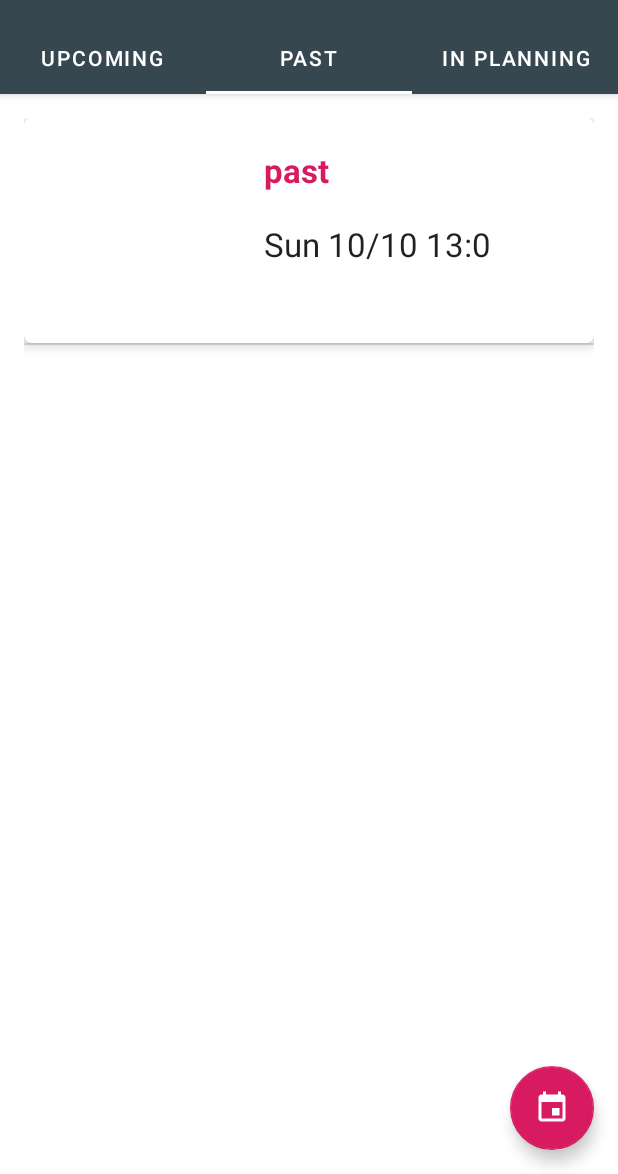
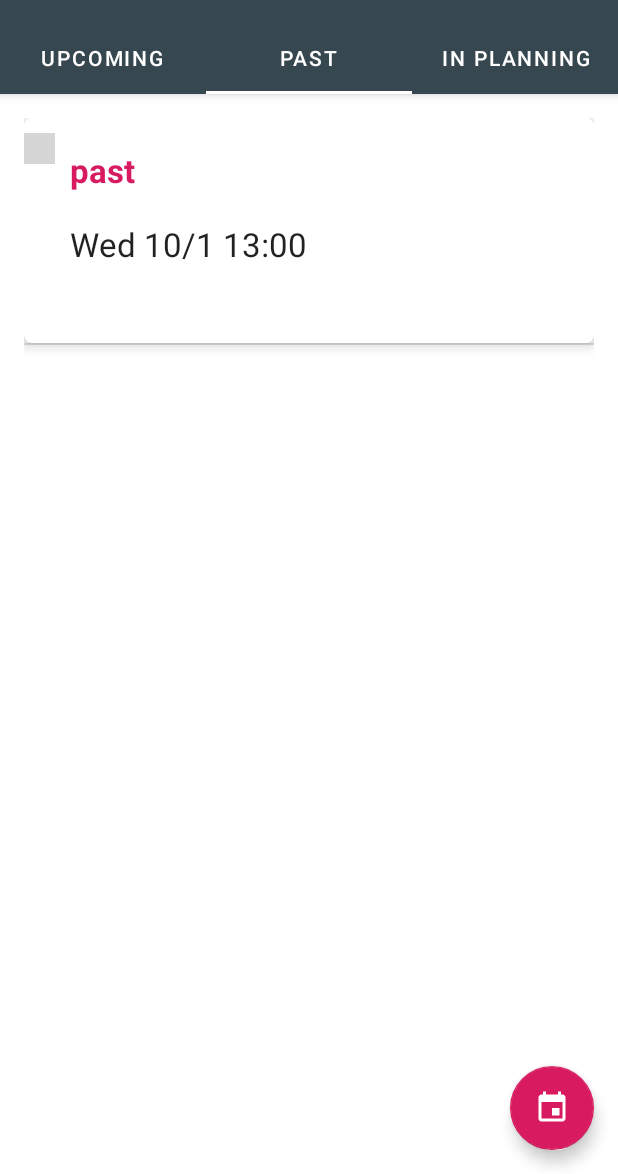
Before and after one commit to mfocshaner/Buddies, an Android app: the screen it shows after launch once a user with an empty profile is signed in (EventsTabsActivity), tab 2 chosen, on a phone screen of 412 x 824 dp, the part 62-1236 px from its top. Run offline under Robolectric (Android 15) with nearby library versions, the phone set to English and light mode, and no system bars; our stand-ins replace Firebase (no records; nobody signed in at launch, a user with empty details on screens opened directly), Picasso; pictures from the network do not load; grey boxes are pictures that could not be loaded.

Commit message:
Added Image to event card and fixed card's date

```diff
--- a/app/build.gradle
+++ b/app/build.gradle
@@ -51,6 +51,7 @@ dependencies {
 
     implementation 'com.google.firebase:firebase-core:16.0.6'
     implementation 'com.google.firebase:firebase-messaging:17.3.4'
+    implementation "com.squareup.picasso:picasso:2.5.2"
 
 
 }
--- a/app/src/main/java/com/huji/foodtricks/buddies/CreateEventActivity.java
+++ b/app/src/main/java/com/huji/foodtricks/buddies/CreateEventActivity.java
@@ -118,7 +118,7 @@ public class CreateEventActivity extends AppCompatActivity {
 
     private EventModel createEventFromChoices() {
         EventModel newEvent = new EventModel(eventTitle, date, invitees,
-                currentUserID);
+                currentUserID, currentUser.getImageUrl());
         return newEvent;
     }
 
--- a/app/src/main/java/com/huji/foodtricks/buddies/EventListAdaptor.java
+++ b/app/src/main/java/com/huji/foodtricks/buddies/EventListAdaptor.java
@@ -2,16 +2,18 @@ package com.huji.foodtricks.buddies;
 
 import android.content.Context;
 import android.content.Intent;
-import android.graphics.Color;
-import android.util.Pair;
+import android.net.Uri;
 import android.view.LayoutInflater;
 import android.view.View;
 import android.view.ViewGroup;
 import android.widget.BaseAdapter;
+import android.widget.ImageView;
 import android.widget.TextView;
 
 import com.huji.foodtricks.buddies.Models.EventModel;
+import com.squareup.picasso.Picasso;
 
+import java.net.URI;
 import java.text.MessageFormat;
 import java.util.ArrayList;
 import java.util.Calendar;
@@ -65,20 +67,27 @@ public class EventListAdaptor extends BaseAdapter {
         final String key = this.keys.get(i);
 
 
-        TextView eventName = (TextView) view.findViewById(R.id.nameTxt);
-        TextView eventDate = (TextView) view.findViewById(R.id.date);
+        TextView eventName = (TextView) view.findViewById(R.id.eventCardName);
+        TextView eventDate = (TextView) view.findViewById(R.id.eventCardDate);
+        ImageView eventImage = view.findViewById(R.id.eventCardImage);
 
         final String name = event.getTitle();
         Calendar dateTime = new GregorianCalendar();
         dateTime.setTime(event.getTime());
         String dateTimeString = MessageFormat.format("{4} {0}/{1} {2}:{3}",
                 dateTime.get(Calendar.DATE),
-                dateTime.get(Calendar.MONTH),
+                dateTime.get(Calendar.MONTH) + 1,
                 dateTime.get(Calendar.HOUR_OF_DAY),
-                dateTime.get(Calendar.MINUTE),
+                String.format(Locale.getDefault(),"%02d",dateTime.get(Calendar.MINUTE)),
                 dateTime.getDisplayName(Calendar.DAY_OF_WEEK, Calendar.SHORT, Locale.getDefault()));
+
         eventName.setText(name);
         eventDate.setText(dateTimeString);
+        Picasso.with(context)
+                .load(event.getImageUrl())
+                .resize(300, 300)
+                .into(eventImage);
+
 
 
         view.setOnClickListener(new View.OnClickListener() {
--- a/app/src/main/java/com/huji/foodtricks/buddies/Models/EventModel.java
+++ b/app/src/main/java/com/huji/foodtricks/buddies/Models/EventModel.java
@@ -19,6 +19,7 @@ public class EventModel implements Serializable {
     private String title;
     private Date time;
     private String organizerUID;
+    private String imageUrl;
 
     private HashMap<String, String> invitees;
 
@@ -28,12 +29,13 @@ public class EventModel implements Serializable {
         attendanceProvider = new EventAttendanceProvider(new HashMap<String, String>());
     }
 
-    public EventModel(String title, Date time, HashMap<String, String> invitees, String organizerUID) {
+    public EventModel(String title, Date time, HashMap<String, String> invitees, String organizerUID, String imageUrl) {
         this.title = title;
         this.time = time;
         eventStatus = state.PENDING;
         this.invitees = new HashMap<>(invitees);
         this.organizerUID = organizerUID;
+        this.imageUrl = imageUrl;
 
         attendanceProvider = new EventAttendanceProvider(invitees);
     }
@@ -68,6 +70,14 @@ public class EventModel implements Serializable {
 
     public void setOrganizerUID(String organizerUID) {
         this.organizerUID = organizerUID;
+    }
+
+    public String getImageUrl() {
+        return imageUrl;
+    }
+
+    public void setImageUrl(String imageUrl) {
+        this.imageUrl = imageUrl;
     }
 
     public HashMap<String, String> getInvitees() {
--- a/app/src/main/java/com/huji/foodtricks/buddies/PastEventsTabFragment.java
+++ b/app/src/main/java/com/huji/foodtricks/buddies/PastEventsTabFragment.java
@@ -17,6 +17,7 @@ import com.huji.foodtricks.buddies.Models.EventModel;
 
 import java.util.ArrayList;
 import java.util.Date;
+import java.util.GregorianCalendar;
 import java.util.HashMap;
 
 public class PastEventsTabFragment extends Fragment {
@@ -59,7 +60,7 @@ public class PastEventsTabFragment extends Fragment {
 
     private HashMap<String, EventModel> getPastEvents() {
 
-        EventModel event = new EventModel("past", new Date(2018, 10, 10, 13, 0), new HashMap<String, String>(), "Amit");
+        EventModel event = new EventModel("past", new GregorianCalendar(2018, 0, 10, 13, 0).getTime(), new HashMap<String, String>(), "Amit", "https://lh5.googleusercontent.com/-IL-Nkaz5E1s/AAAAAAAAAAI/AAAAAAAAABA/hQWtV0XNRrw/s96-c/photo.jpg");
 
 
         past_events.put("kfafsamd214u13", event);
--- a/app/src/main/java/com/huji/foodtricks/buddies/PendingEventsTabFragment.java
+++ b/app/src/main/java/com/huji/foodtricks/buddies/PendingEventsTabFragment.java
@@ -16,6 +16,7 @@ import com.huji.foodtricks.buddies.Models.EventModel;
 
 import java.util.ArrayList;
 import java.util.Date;
+import java.util.GregorianCalendar;
 import java.util.HashMap;
 
 public class PendingEventsTabFragment extends Fragment {
@@ -60,7 +61,7 @@ public class PendingEventsTabFragment extends Fragment {
 
     private HashMap<String, EventModel> getPendingEvents() {
 
-        EventModel event = new EventModel("pending", new Date(2018, 12, 12, 12, 30), new HashMap<String, String>(), "Amit");
+        EventModel event = new EventModel("pending", new GregorianCalendar(2018, 10, 12, 12, 30).getTime(), new HashMap<String, String>(), "Amit", "https://lh5.googleusercontent.com/-IL-Nkaz5E1s/AAAAAAAAAAI/AAAAAAAAABA/hQWtV0XNRrw/s96-c/photo.jpg");
         pending_events.put("afkaflkaflkma13", event);
         return pending_events;
     }
--- a/app/src/main/java/com/huji/foodtricks/buddies/UpcomingEventsTabFragment.java
+++ b/app/src/main/java/com/huji/foodtricks/buddies/UpcomingEventsTabFragment.java
@@ -18,6 +18,7 @@ import com.huji.foodtricks.buddies.Models.EventModel;
 
 import java.util.ArrayList;
 import java.util.Date;
+import java.util.GregorianCalendar;
 import java.util.HashMap;
 
 public class UpcomingEventsTabFragment extends Fragment {
@@ -63,7 +64,7 @@ public class UpcomingEventsTabFragment extends Fragment {
 
     private HashMap<String, EventModel> getUpcomingEvents() {
 
-        EventModel event1 = new EventModel("brunch at Zunni's", new Date(2018, 11, 25, 10, 0), new HashMap<String, String>(), "Amit");
+        EventModel event1 = new EventModel("brunch at Zunni's", new GregorianCalendar(2018, 11, 25, 10, 0).getTime(), new HashMap<String, String>(), "Amit", "https://lh5.googleusercontent.com/-IL-Nkaz5E1s/AAAAAAAAAAI/AAAAAAAAABA/hQWtV0XNRrw/s96-c/photo.jpg");
 
         this.future_events.put("dsfodsf34324", event1);
 
--- a/app/src/main/res/layout/event_card.xml
+++ b/app/src/main/res/layout/event_card.xml
@@ -16,9 +16,10 @@
         android:orientation="horizontal">
 
         <ImageView
-            android:id="@+id/image"
-            android:layout_width="150dp"
-            android:layout_height="wrap_content" />
+            android:id="@+id/eventCardImage"
+            android:layout_width="wrap_content"
+            android:layout_height="wrap_content"
+            android:padding="10dp" />
 
         <LinearLayout
             android:layout_width="wrap_content"
@@ -26,22 +27,20 @@
             android:orientation="vertical">
 
             <TextView
-                android:id="@+id/nameTxt"
+                android:id="@+id/eventCardName"
                 android:layout_width="wrap_content"
                 android:layout_height="wrap_content"
                 android:padding="10dp"
-                android:text="Name"
                 android:textAppearance="?android:attr/textAppearanceLarge"
                 android:textColor="@color/colorAccent"
                 android:textStyle="bold" />
 
             <TextView
-                android:id="@+id/date"
+                android:id="@+id/eventCardDate"
                 android:layout_width="wrap_content"
                 android:layout_height="wrap_content"
                 android:lines="1"
                 android:padding="10dp"
-                android:text="Date"
                 android:textAppearance="?android:attr/textAppearanceLarge" />
 
         </LinearLayout>
```
